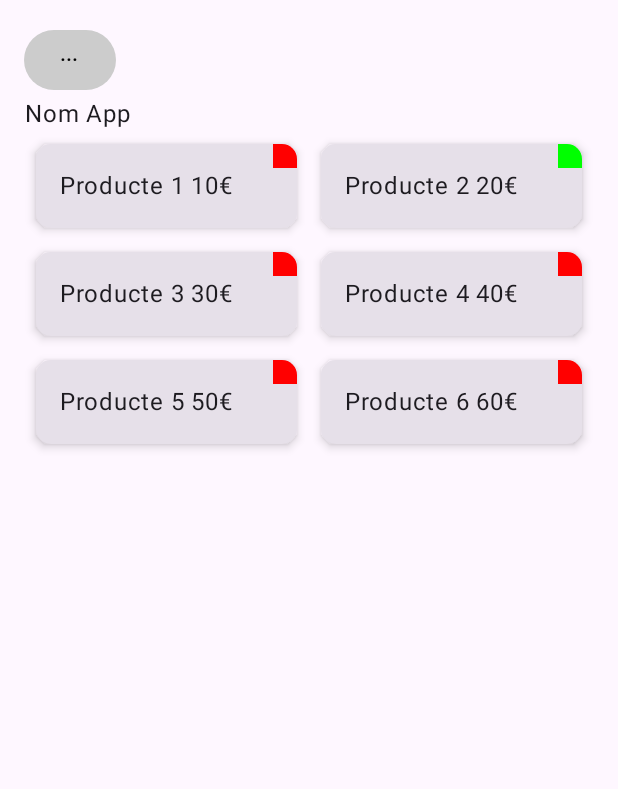
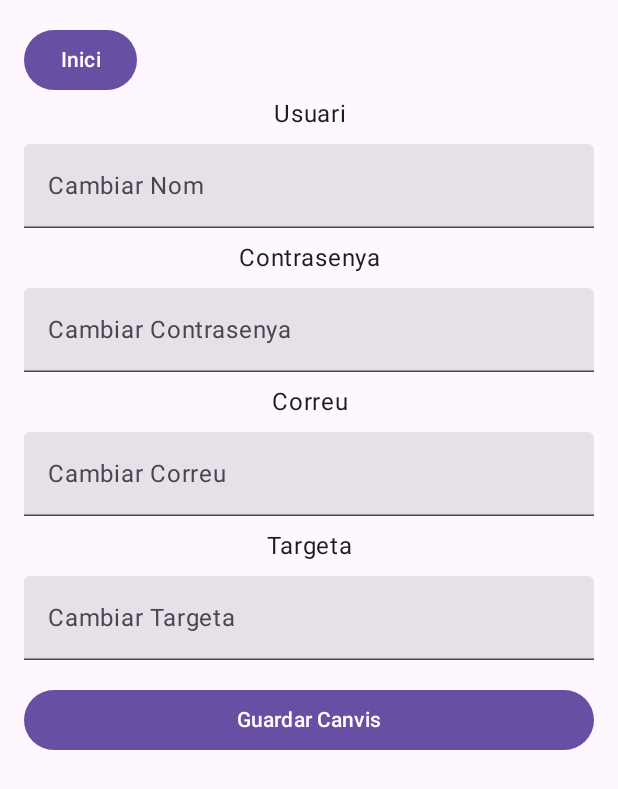
Before and after one commit to inspedralbes/transversal-tr1-2024-2025-android-dam_24_25_tr1g3_android, an Android app built with Jetpack Compose: the composable OptionsScreen shown on its own in the app's theme, on a phone screen of 412 x 824 dp. Shown: the top 789 px of the screen. Run offline under Robolectric (Android 15) with nearby library versions, the phone set to English and light mode, and no system bars; pictures from the network do not load.

Commit message:
Pantalla d'Opcions

```diff
--- a/app/src/main/java/com/example/myapp/ui/CarritoScreen.kt
+++ b/app/src/main/java/com/example/myapp/ui/CarritoScreen.kt
@@ -13,10 +13,11 @@ import androidx.compose.ui.Modifier
 import androidx.compose.ui.text.style.TextAlign
 import androidx.compose.ui.unit.dp
 import androidx.lifecycle.viewmodel.compose.viewModel
+import androidx.navigation.NavController
 import com.example.myapp.data.productes
 
 @Composable
-fun CarritoScreen(viewModel: AppViewModel = viewModel()) {
+fun CarritoScreen(viewModel: AppViewModel = viewModel(), navController: NavController) {
     // Llista de productes
     val productes = productes
 
--- a/app/src/main/java/com/example/myapp/ui/OptionsScreen.kt
+++ b/app/src/main/java/com/example/myapp/ui/OptionsScreen.kt
@@ -36,23 +36,23 @@ import coil.request.ImageRequest
 import com.example.myapp.data.*
 import androidx.compose.ui.Alignment
 import androidx.activity.viewModels
+import androidx.compose.foundation.Image
 import androidx.compose.runtime.collectAsState
 import androidx.compose.ui.AbsoluteAlignment
+import androidx.compose.ui.text.input.PasswordVisualTransformation
 import androidx.compose.ui.window.PopupProperties
 import androidx.lifecycle.viewmodel.compose.viewModel
 import androidx.navigation.NavController
 import androidx.navigation.compose.NavHost
+import androidx.navigation.compose.rememberNavController
 
 @Composable
-fun OptionsScreen(viewModel: AppViewModel = viewModel()) {
-    // Llista de productes
-    val productes = productes
-
-    // Estableix els productes al ViewModel
-    viewModel.setProductes(productes)
-
-    // Obteniu la llista de productes seleccionats
-    val productesSeleccionats by viewModel.productesSeleccionats.collectAsState()
+fun OptionsScreen(navController: NavController) {
+    // Variables per emmagatzemar el text dels inputs
+    var userName by remember { mutableStateOf("") }
+    var password by remember { mutableStateOf("") }
+    var email by remember { mutableStateOf("") }
+    var card by remember { mutableStateOf("") }
 
     // Disseny principal
     MaterialTheme {
@@ -60,12 +60,79 @@ fun OptionsScreen(viewModel: AppViewModel = viewModel()) {
             modifier = Modifier.padding(16.dp).fillMaxSize()
         ) {
             Column {
-                DropdownMenuExample()
-                Text(text = "Nom App", textAlign = TextAlign.Center)
-                // Mostrar la llista de productes
-                ProductList(productes = productes, viewModel = viewModel)
-                ProductList(productes = productesSeleccionats, viewModel = viewModel )
+                Row {
+                    Button(onClick = { navController.navigate("App") }) {
+                        Text(text = "Inici", textAlign = TextAlign.Center)
+                    }
+                    // Aquí pots afegir la imatge si cal
+                }
+
+                Text(text = "Usuari", textAlign = TextAlign.Center, modifier = Modifier.align(Alignment.CenterHorizontally))
+                // Caixa d'entrada per a canviar el nom
+                TextField(
+                    value = userName,
+                    onValueChange = { userName = it },
+                    label = { Text("Cambiar Nom") },
+                    modifier = Modifier.fillMaxWidth().padding(vertical = 8.dp)
+                )
+
+                Text(text = "Contrasenya", textAlign = TextAlign.Center, modifier = Modifier.align(Alignment.CenterHorizontally))
+                // Caixa d'entrada per a la contrasenya
+                TextField(
+                    value = password,
+                    onValueChange = { password = it },
+                    label = { Text("Cambiar Contrasenya") },
+                    modifier = Modifier.fillMaxWidth().padding(vertical = 8.dp),
+                    visualTransformation = PasswordVisualTransformation() // Amaga el text de la contrasenya
+                )
+
+                Text(text = "Correu", textAlign = TextAlign.Center, modifier = Modifier.align(Alignment.CenterHorizontally))
+                // Caixa d'entrada per al correu
+                TextField(
+                    value = email,
+                    onValueChange = { email = it },
+                    label = { Text("Cambiar Correu") },
+                    modifier = Modifier.fillMaxWidth().padding(vertical = 8.dp)
+                )
+
+                Text(text = "Targeta", textAlign = TextAlign.Center, modifier = Modifier.align(Alignment.CenterHorizontally))
+                // Caixa d'entrada per a la targeta
+                TextField(
+                    value = card,
+                    onValueChange = { card = it },
+                    label = { Text("Cambiar Targeta") },
+                    modifier = Modifier.fillMaxWidth().padding(vertical = 8.dp)
+                )
+
+                // Botó per guardar els inputs
+                Button(
+                    onClick = {
+                        // Lògica per guardar els inputs
+                        saveUserData(userName, password, email, card)
+
+                        // Buidar els inputs
+                        userName = ""
+                        password = ""
+                        email = ""
+                        card = ""
+                    },
+                    modifier = Modifier.fillMaxWidth().padding(vertical = 8.dp)
+                ) {
+                    Text("Guardar Canvis")
+                }
             }
         }
     }
 }
+
+// Funció per guardar les dades de l'usuari
+private fun saveUserData(userName: String, password: String, email: String, card: String) {
+    //Emmagatzemar en una base de dades
+    Log.d("OptionsScreen", "Nom: $userName, Contrasenya: $password, Correu: $email, Targeta: $card")
+}
+
+@Preview(showBackground = true)
+@Composable
+fun DefaultPreview1() {
+    OptionsScreen(navController = rememberNavController())
+}
```
Also changed, not shown: app/src/main/java/com/example/myapp/ui/AppScreen.kt (+6 -4 lines), app/src/main/java/com/example/myapp/ui/NavHost.kt (+14 -5 lines), 75 other files.
